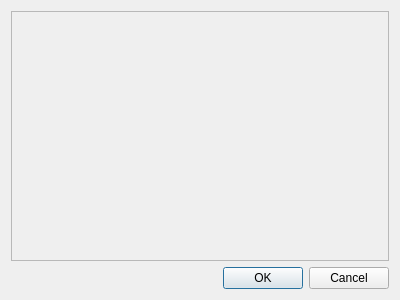
First picture: the form in Charm/Widgets/TimeularSetupDialog.ui, repository mkrus/Charm, before the edit.
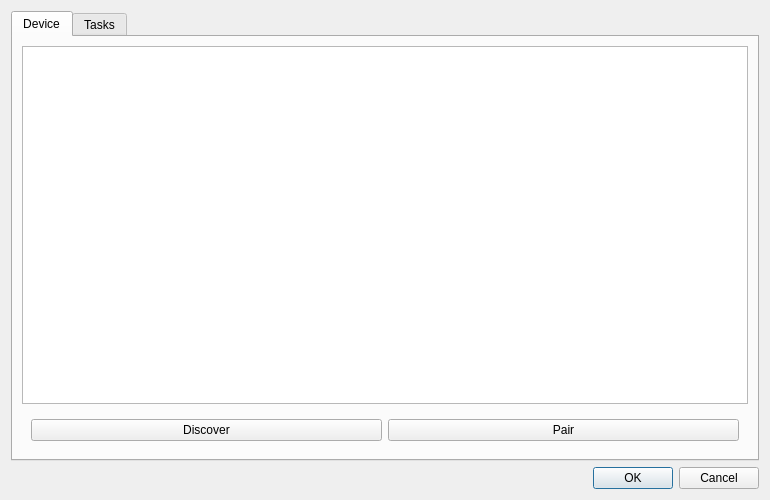
Second picture: the form after the edit.

```diff
--- a/Charm/Widgets/TimeularSetupDialog.ui
+++ b/Charm/Widgets/TimeularSetupDialog.ui
@@ -6,13 +6,53 @@
    <rect>
     <x>0</x>
     <y>0</y>
-    <width>400</width>
-    <height>300</height>
+    <width>770</width>
+    <height>500</height>
    </rect>
   </property>
   <property name="windowTitle">
    <string>Setup Timeular Tasks</string>
   </property>
+  <layout class="QVBoxLayout" name="verticalLayout_2">
+   <item>
+    <widget class="QTabWidget" name="tabWidget">
+     <property name="currentIndex">
+      <number>0</number>
+     </property>
+     <widget class="QWidget" name="device">
+      <attribute name="title">
+       <string>Device</string>
+      </attribute>
+      <layout class="QVBoxLayout" name="verticalLayout_3">
+       <item>
+        <widget class="QListView" name="listView"/>
+       </item>
+       <item>
+        <widget class="QWidget" name="widget" native="true">
+         <layout class="QHBoxLayout" name="horizontalLayout">
+          <item>
+           <widget class="QPushButton" name="discoverButton">
+            <property name="text">
+             <string>Discover</string>
+            </property>
+           </widget>
+          </item>
+          <item>
+           <widget class="QPushButton" name="pairButton">
+            <property name="text">
+             <string>Pair</string>
+            </property>
+           </widget>
+          </item>
+         </layout>
+        </widget>
+       </item>
+      </layout>
+     </widget>
+     <widget class="QWidget" name="tasks">
+      <attribute name="title">
+       <string>Tasks</string>
+      </attribute>
   <layout class="QVBoxLayout" name="verticalLayout">
    <item>
     <widget class="QScrollArea" name="scrollArea">
@@ -24,10 +64,14 @@
        <rect>
         <x>0</x>
         <y>0</y>
-        <width>374</width>
-        <height>234</height>
-       </rect>
-      </property>
+            <width>728</width>
+            <height>402</height>
+           </rect>
+          </property>
+         </widget>
+        </widget>
+       </item>
+      </layout>
      </widget>
     </widget>
    </item>
```
Left out of the diff: 2 changed lines with no effect on the pictures. Lines whose indentation alone changed are shown as unchanged.
